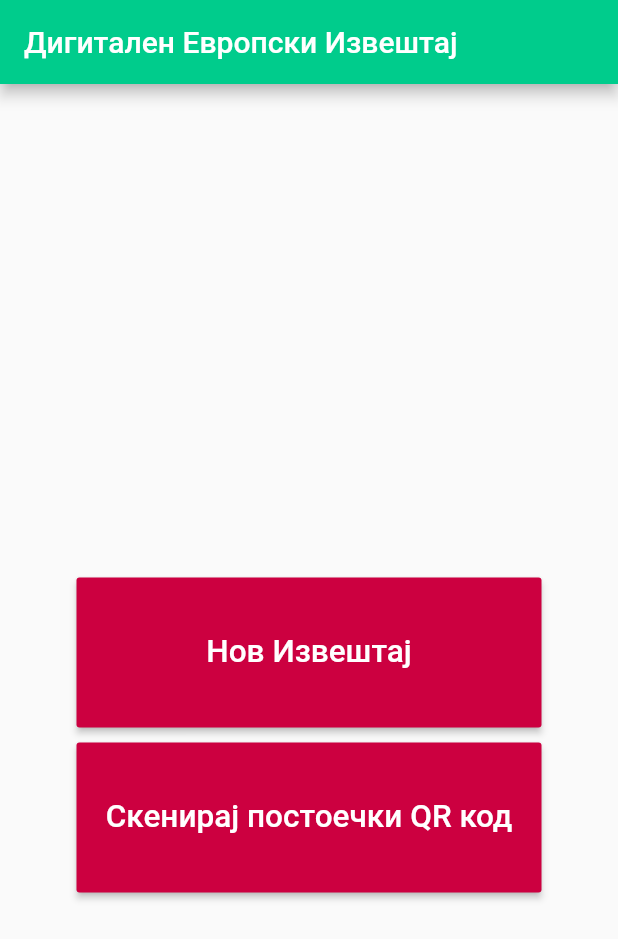
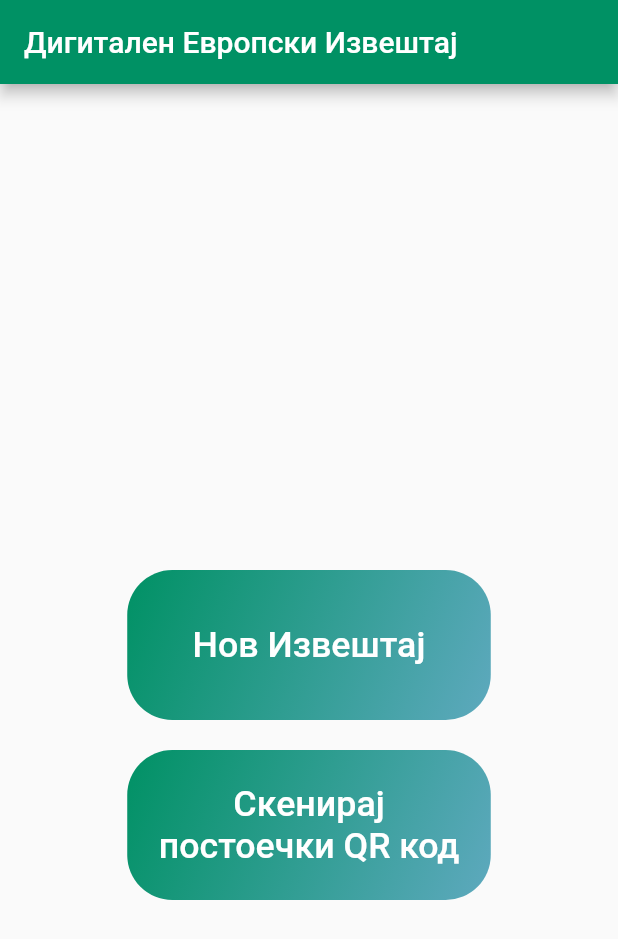
Before and after one commit to aavramovic/insurhack_izveshtaj_app, a Flutter app: the screen it shows after launch, on a phone screen of 412 x 824 dp. Shown: the top 939 px of the screen. Run offline on Flutter 3.47's test engine with Material 2 defaults, Android fonts, the phone set to English and light mode, and no system bars; our stand-ins replace font_awesome_flutter, image_picker, location, qr_flutter, rflutter_alert; missing offline and left inert: barcode_scan, qr_code_scanner; accounts and stored records are empty.

Commit message:
button style change

```diff
--- a/lib/main.dart
+++ b/lib/main.dart
@@ -32,31 +32,50 @@ class MyHomePage extends StatefulWidget {
 }
 
 class _MyHomePageState extends State<MyHomePage> {
-  static const _colorPrimary = Color.fromRGBO(0,145,100, 1);
-  static const _colorSecondary = Color.fromRGBO(204,0,64, 1);
-  static const _colorTertiary = Color.fromRGBO(0,0,120,1);
+  static const _colorPrimary = Color.fromRGBO(0, 145, 100, 1);
+  static const _colorSecondary = Color.fromRGBO(204, 0, 64, 1);
+  static const _colorTertiary = Color.fromRGBO(0, 0, 120, 1);
   static const _colorRed = Color.fromRGBO(245, 7, 7, 1);
   static const _colorWhite = Color.fromRGBO(255, 255, 255, 1);
+  static const _colorCalm = Color.fromRGBO(94, 169, 190, 1);
 
   @override
   Widget build(BuildContext context) {
     return Scaffold(
       appBar: AppBar(
         title: Text(widget.title),
-        backgroundColor: Color.fromRGBO(0, 204, 140, 1),
+        backgroundColor: _colorPrimary,
       ),
       body: Center(
         child: Column(
           mainAxisAlignment: MainAxisAlignment.center,
           children: <Widget>[
-            SizedBox(height: 100.0,),
-            ButtonTheme(
-              minWidth: 310.0,
+            SizedBox(
               height: 100.0,
-              child: RaisedButton(
-                child: Text("Нов Извештај", textScaleFactor: 1.5,),
+            ),
+
+
+            Container(
+              alignment: Alignment.center,
+              width: MediaQuery.of(context).size.width / 1.7,
+              decoration: ShapeDecoration(
+                shape: RoundedRectangleBorder(
+                    borderRadius: BorderRadius.circular(30.0)),
+                gradient: LinearGradient(
+                    colors: [_colorPrimary, _colorCalm],
+                    begin: Alignment.topLeft,
+                    end: Alignment.bottomRight),
+              ),
+              child: ButtonTheme(
+                minWidth: 250.0,
+                height: 100.0,
+                child: FlatButton(
+                  child: Text(
+                    "Нов Извештај",
+                    textScaleFactor: 1.7,
+                  ),
                   textColor: _colorWhite,
-                color: _colorSecondary,
+                  color: Colors.transparent,
                   onPressed: () {
                     Navigator.of(context).push(MaterialPageRoute(builder: (_) {
                       return PreStartCheck();
@@ -64,20 +83,43 @@ class _MyHomePageState extends State<MyHomePage> {
                   },
                 ),
               ),
-            SizedBox(height: 10.0,),
-            ButtonTheme(
-              minWidth: 310.0,
+            ),
+
+            SizedBox(
+              height: 20.0,
+            ),
+            Container(
+              alignment: Alignment.center,
+              width: MediaQuery.of(context).size.width / 1.7,
+              decoration: ShapeDecoration(
+                shape: RoundedRectangleBorder(
+                    borderRadius: BorderRadius.circular(30.0)),
+                gradient: LinearGradient(
+                    colors: [_colorPrimary, _colorCalm],
+                    begin: Alignment.topLeft,
+                    end: Alignment.bottomRight),
+              ),
+              child: ButtonTheme(
+                minWidth: 200.0,
                 height: 100.0,
-              child: RaisedButton(
-                child: Text("Скенирај постоечки QR код", textScaleFactor: 1.5,),
+
+                child: FlatButton(
+                  child: Text(
+                    "Скенирај постоечки QR код",
+                    textScaleFactor: 1.7,
+                    textAlign: TextAlign.center,
+                  ),
                   textColor: _colorWhite,
-                color: _colorSecondary,
+                  color: Colors.transparent,
                   onPressed: () {
                     Navigator.of(context).push(MaterialPageRoute(builder: (_) {
                       return QRViewExample();
                     }));
                   },
                 ),
+
+              ),
+              padding: EdgeInsets.only(top: 0, bottom: 0),
             ),
           ],
         ),
```
Also changed, not shown: pubspec.lock. Lines whose indentation alone changed are shown as unchanged.
